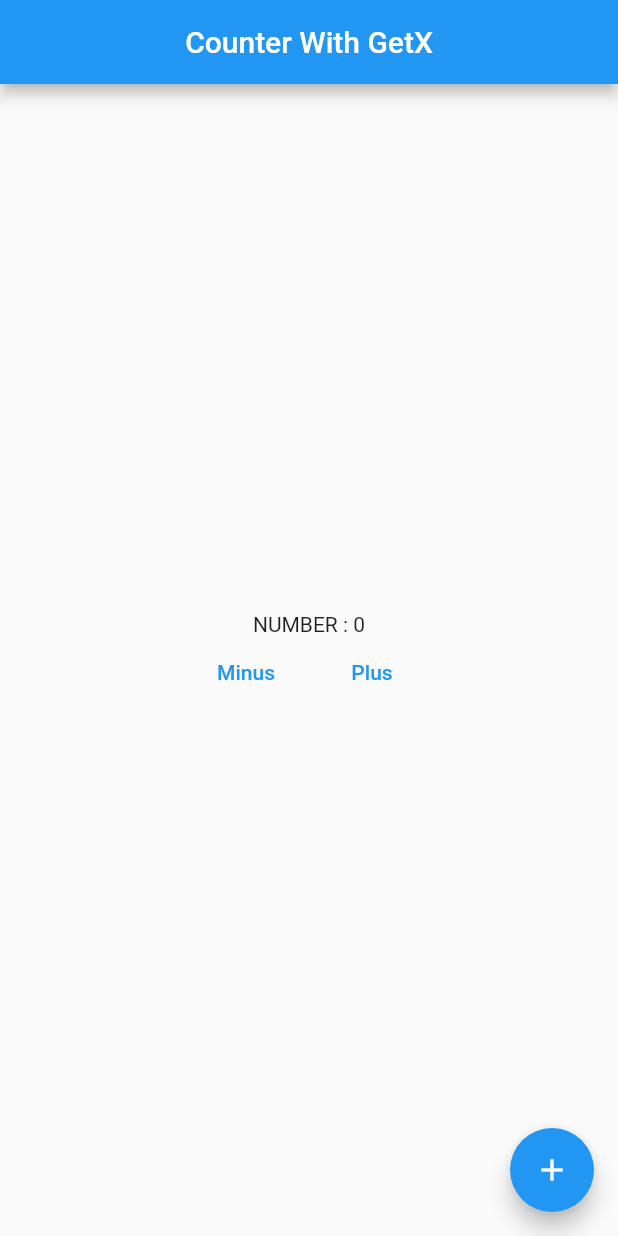
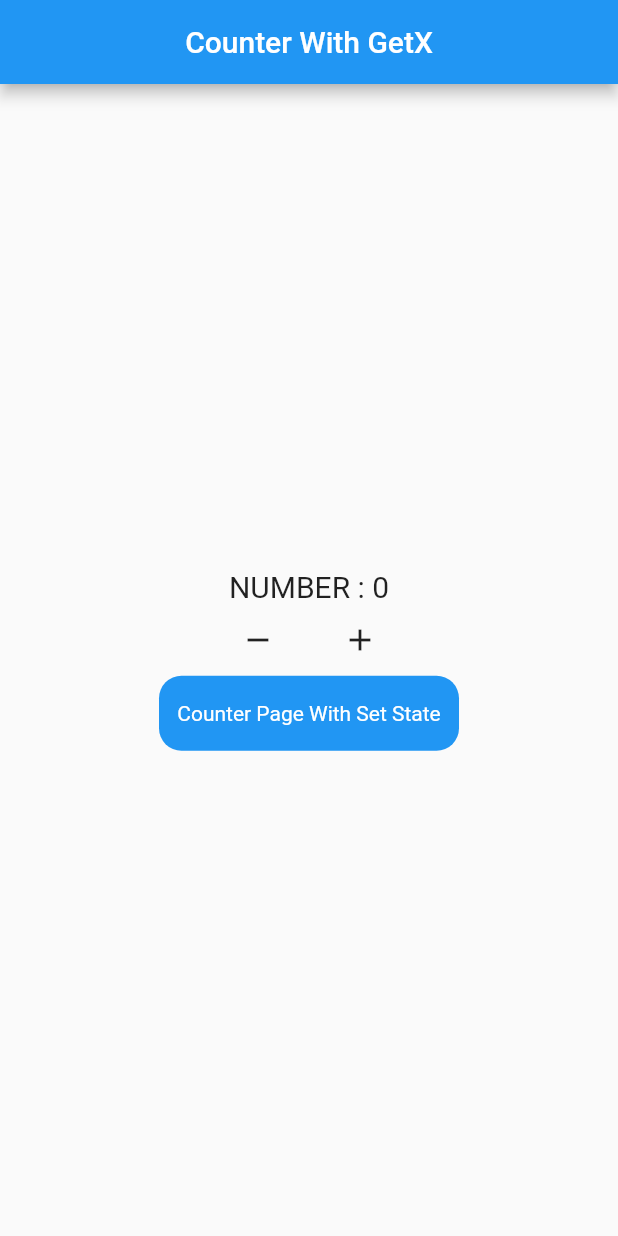
Before and after one commit to yowanmada123/CounterFlutter, a Flutter app: the screen it shows after launch, on a phone screen of 412 x 824 dp. Run offline on Flutter 3.47's test engine with Material 2 defaults, Android fonts, the phone set to English and light mode, and no system bars; our stand-ins replace get.

Commit message:
third commit

```diff
--- a/lib/main.dart
+++ b/lib/main.dart
@@ -1,3 +1,6 @@
+import 'dart:developer';
+
+import 'package:counter/controllers/set_state_page.dart';
 import 'package:counter/controllers/main_controller.dart';
 import 'package:flutter/material.dart';
 import 'package:get/get.dart';
@@ -33,45 +36,59 @@ class _MyHomePageState extends State<MyHomePage> {
 
   @override
   Widget build(BuildContext context) {
+    log("BUILD");
     return Scaffold(
       appBar: AppBar(
         title: const Text("Counter With GetX"),
         centerTitle: true,
       ),
-      body: Column(
+      body:
+      Column(
         mainAxisAlignment: MainAxisAlignment.center,
         crossAxisAlignment: CrossAxisAlignment.center,
         children: [
-          Obx(() => Text("NUMBER : ${mainC.number.value}"),),
+          Obx(() {
+            log("Refresh Number");
+            return Text(
+              "NUMBER : ${mainC.number.value}",
+              style: const TextStyle(fontSize: 20),
+            );
+          }),
           Row(
             mainAxisAlignment: MainAxisAlignment.center,
             crossAxisAlignment: CrossAxisAlignment.center,
             children: [
-              TextButton(
-                child: const Text("Minus"),
-                onPressed: () {
-                  mainC.decrement();
-                },
-              ),
+              IconButton(
+                  onPressed: () {
+                    mainC.decrement();
+                  },
+                  icon: const Icon(Icons.remove)),
               const SizedBox(
                 width: 20,
               ),
-              TextButton(
-                child: const Text("Plus"),
-                onPressed: () {
-                  mainC.increment();
+              IconButton(
+                  onPressed: () {
+                    mainC.increment();
+                  },
+                  icon: const Icon(Icons.add)),
+            ],
+          ),
+          GestureDetector(
+            onTap: (() => Get.to(const SetStatePage())),
+            child: Container(
+                  width: 200,
+                  height: 50,
+                  decoration: BoxDecoration(
+                    borderRadius: BorderRadius.circular(15),
+                    color: Colors.blue
+                  ),
+                  child:
+                  const Center(child: Text("Counter Page With Set State", style: TextStyle(color: Colors.white),)),
+                ),
+          )
 
-                },
-              ),
-            ],
-          )
         ],
       ),
-      floatingActionButton: FloatingActionButton(
-          child: const Icon(Icons.add),
-          onPressed: () {
-            mainC.increment();
-          }),
     );
   }
 }
```
Also changed, not shown: lib/controllers/set_state_page.dart (added, +52 -0 lines).
